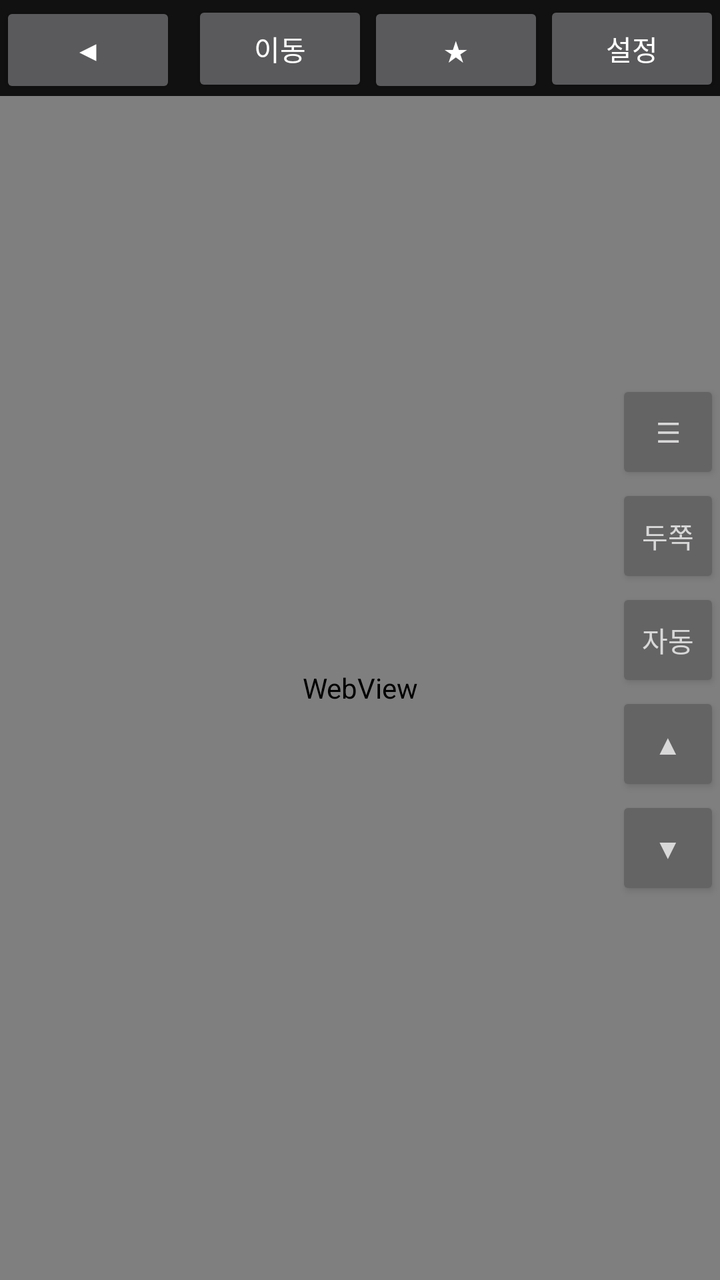
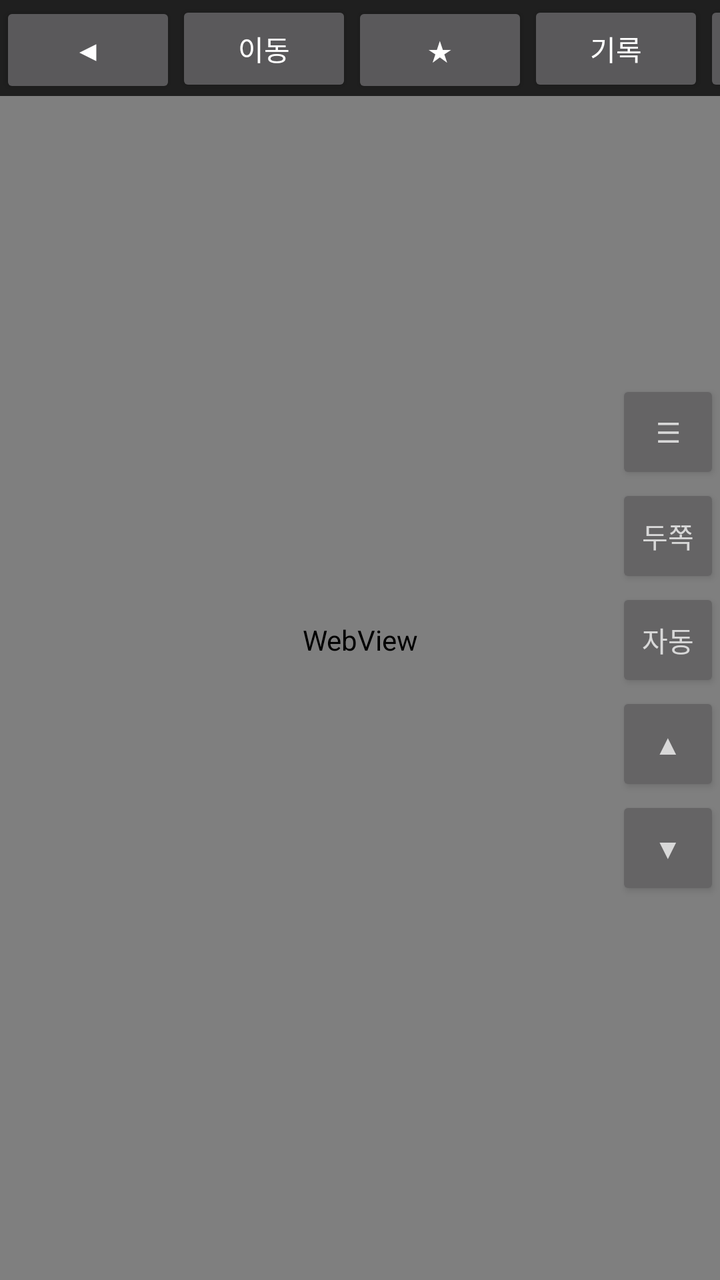

Compare the two renders of this Android layout. The source of the first and the diff that turns it into the second are given below.
<!-- AndroidManifest.xml: application theme android:Theme.Material.NoActionBar -->
<!-- res/layout/activity_main.xml -->
<?xml version="1.0" encoding="utf-8"?>
<FrameLayout xmlns:android="http://schemas.android.com/apk/res/android"
    android:layout_width="match_parent" android:layout_height="match_parent" android:background="#111111">

    <LinearLayout android:layout_width="match_parent" android:layout_height="match_parent"
        android:orientation="vertical">
        <LinearLayout android:id="@+id/topBar" android:layout_width="match_parent"
            android:layout_height="wrap_content" android:orientation="horizontal">
            <Button android:id="@+id/backBtn" android:layout_width="wrap_content"
                android:layout_height="wrap_content" android:text="◀" />
            <EditText android:id="@+id/urlInput" android:layout_width="0dp" android:layout_weight="1"
                android:layout_height="wrap_content" android:hint="웹 주소 입력" android:inputType="textUri"
                android:imeOptions="actionGo" android:singleLine="true" android:textColor="#FFFFFF"
                android:textColorHint="#888888" />
            <Button android:id="@+id/goBtn" android:layout_width="wrap_content"
                android:layout_height="wrap_content" android:text="이동" />
            <Button android:id="@+id/bookmarkBtn" android:layout_width="wrap_content"
                android:layout_height="wrap_content" android:text="★" />
            <Button android:id="@+id/settingsBtn" android:layout_width="wrap_content"
                android:layout_height="wrap_content" android:text="설정" />
        </LinearLayout>
        <WebView android:id="@+id/web" android:layout_width="match_parent"
            android:layout_height="0dp" android:layout_weight="1" />
    </LinearLayout>

    <LinearLayout android:id="@+id/btnBox" android:layout_width="wrap_content" android:layout_height="wrap_content"
        android:layout_gravity="end|center_vertical" android:orientation="vertical" android:alpha="0.7">
        <Button android:id="@+id/menuBtn" android:layout_width="52dp" android:layout_height="52dp" android:text="☰" />
        <Button android:id="@+id/twoBtn" android:layout_width="52dp" android:layout_height="52dp" android:text="두쪽" />
        <Button android:id="@+id/autoBtn" android:layout_width="52dp" android:layout_height="52dp" android:text="자동" />
        <Button android:id="@+id/upBtn" android:layout_width="52dp" android:layout_height="52dp" android:text="▲" />
        <Button android:id="@+id/downBtn" android:layout_width="52dp" android:layout_height="52dp" android:text="▼" />
    </LinearLayout>
</FrameLayout>
<!-- resources referenced by this layout -->
<resources>

</resources>

<!-- the commit's change to res/layout/activity_main.xml (unified diff, before → after) -->
@@ -2,26 +2,30 @@
 <FrameLayout xmlns:android="http://schemas.android.com/apk/res/android"
     android:layout_width="match_parent" android:layout_height="match_parent" android:background="#111111">
 
-    <LinearLayout android:layout_width="match_parent" android:layout_height="match_parent"
-        android:orientation="vertical">
-        <LinearLayout android:id="@+id/topBar" android:layout_width="match_parent"
-            android:layout_height="wrap_content" android:orientation="horizontal">
-            <Button android:id="@+id/backBtn" android:layout_width="wrap_content"
-                android:layout_height="wrap_content" android:text="◀" />
-            <EditText android:id="@+id/urlInput" android:layout_width="0dp" android:layout_weight="1"
-                android:layout_height="wrap_content" android:hint="웹 주소 입력" android:inputType="textUri"
-                android:imeOptions="actionGo" android:singleLine="true" android:textColor="#FFFFFF"
-                android:textColorHint="#888888" />
-            <Button android:id="@+id/goBtn" android:layout_width="wrap_content"
-                android:layout_height="wrap_content" android:text="이동" />
-            <Button android:id="@+id/bookmarkBtn" android:layout_width="wrap_content"
-                android:layout_height="wrap_content" android:text="★" />
-            <Button android:id="@+id/settingsBtn" android:layout_width="wrap_content"
-                android:layout_height="wrap_content" android:text="설정" />
-        </LinearLayout>
-        <WebView android:id="@+id/web" android:layout_width="match_parent"
-            android:layout_height="0dp" android:layout_weight="1" />
+    <WebView android:id="@+id/web" android:layout_width="match_parent" android:layout_height="match_parent" />
+
+    <LinearLayout android:id="@+id/topBar" android:layout_width="match_parent"
+        android:layout_height="wrap_content" android:orientation="horizontal"
+        android:layout_gravity="top" android:background="#DD111111">
+        <Button android:id="@+id/backBtn" android:layout_width="wrap_content"
+            android:layout_height="wrap_content" android:text="◀" />
+        <EditText android:id="@+id/urlInput" android:layout_width="0dp" android:layout_weight="1"
+            android:layout_height="wrap_content" android:hint="웹 주소 입력" android:inputType="textUri"
+            android:imeOptions="actionGo" android:singleLine="true" android:textColor="#FFFFFF"
+            android:textColorHint="#888888" />
+        <Button android:id="@+id/goBtn" android:layout_width="wrap_content"
+            android:layout_height="wrap_content" android:text="이동" />
+        <Button android:id="@+id/bookmarkBtn" android:layout_width="wrap_content"
+            android:layout_height="wrap_content" android:text="★" />
+        <Button android:id="@+id/historyBtn" android:layout_width="wrap_content"
+            android:layout_height="wrap_content" android:text="기록" />
+        <Button android:id="@+id/settingsBtn" android:layout_width="wrap_content"
+            android:layout_height="wrap_content" android:text="설정" />
     </LinearLayout>
+
+    <Button android:id="@+id/nextBtn" android:layout_width="wrap_content" android:layout_height="wrap_content"
+        android:layout_gravity="bottom|center_horizontal" android:layout_marginBottom="24dp"
+        android:text="다음화 ▶" android:visibility="gone" />
 
     <LinearLayout android:id="@+id/btnBox" android:layout_width="wrap_content" android:layout_height="wrap_content"
         android:layout_gravity="end|center_vertical" android:orientation="vertical" android:alpha="0.7">
